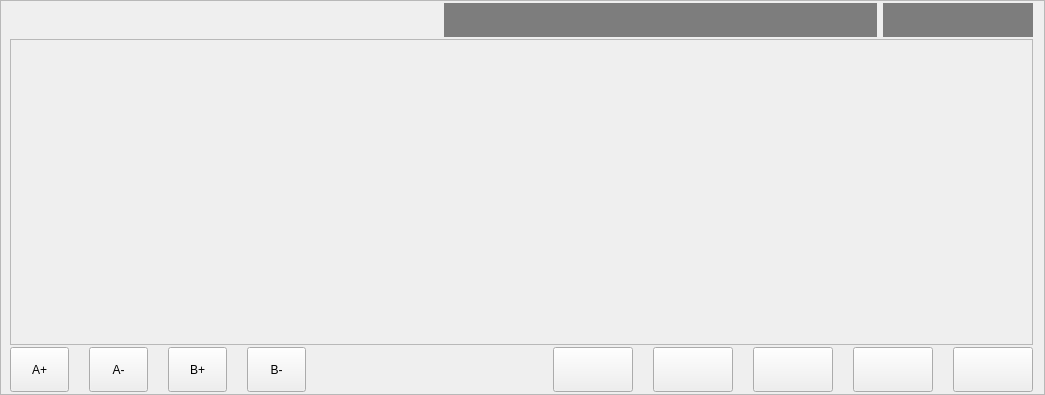
First picture: the form in hcmanualoperation/ichcmanualoperationpageframe.ui, repository dongdong-2009/3-5AxisRobot, before the edit.
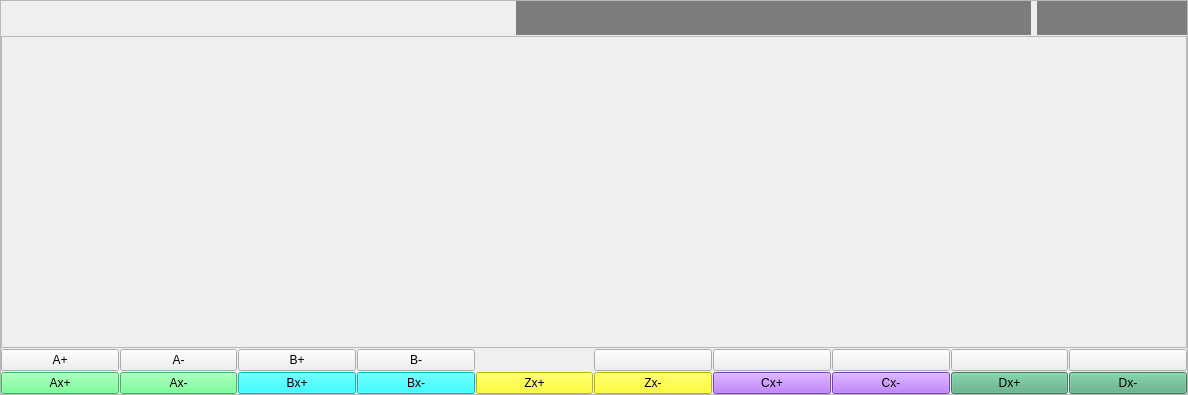
Second picture: the form after the edit.

What changed in the file:
```diff
--- a/hcmanualoperation/ichcmanualoperationpageframe.ui
+++ b/hcmanualoperation/ichcmanualoperationpageframe.ui
@@ -6,7 +6,7 @@
    <rect>
     <x>0</x>
     <y>0</y>
-    <width>1045</width>
+    <width>1188</width>
     <height>395</height>
    </rect>
   </property>
@@ -21,16 +21,19 @@
   </property>
   <layout class="QVBoxLayout" name="verticalLayout">
    <property name="spacing">
-    <number>2</number>
+    <number>1</number>
    </property>
    <property name="leftMargin">
-    <number>9</number>
+    <number>0</number>
    </property>
    <property name="topMargin">
-    <number>2</number>
+    <number>0</number>
+   </property>
+   <property name="rightMargin">
+    <number>0</number>
    </property>
    <property name="bottomMargin">
-    <number>2</number>
+    <number>0</number>
    </property>
    <item>
     <layout class="QHBoxLayout" name="horizontalLayout">
@@ -121,163 +124,94 @@
     </widget>
    </item>
    <item>
-    <layout class="QHBoxLayout" name="horizontalLayout_2">
-     <property name="spacing">
-      <number>20</number>
-     </property>
-     <item>
-      <widget class="QToolButton" name="aAddButton">
+    <layout class="QGridLayout" name="gridLayout">
+     <item row="0" column="1">
+      <widget class="QPushButton" name="aSubButton">
        <property name="sizePolicy">
-        <sizepolicy hsizetype="Fixed" vsizetype="Fixed">
+        <sizepolicy hsizetype="Preferred" vsizetype="Preferred">
          <horstretch>0</horstretch>
          <verstretch>0</verstretch>
         </sizepolicy>
-       </property>
-       <property name="minimumSize">
-        <size>
-         <width>59</width>
-         <height>45</height>
-        </size>
-       </property>
-       <property name="maximumSize">
-        <size>
-         <width>59</width>
-         <height>16777215</height>
-        </size>
-       </property>
-       <property name="text">
-        <string>A+</string>
-       </property>
-      </widget>
-     </item>
-     <item>
-      <widget class="QToolButton" name="aSubButton">
-       <property name="sizePolicy">
-        <sizepolicy hsizetype="Fixed" vsizetype="Fixed">
-         <horstretch>0</horstretch>
-         <verstretch>0</verstretch>
-        </sizepolicy>
-       </property>
-       <property name="minimumSize">
-        <size>
-         <width>59</width>
-         <height>45</height>
-        </size>
-       </property>
-       <property name="maximumSize">
-        <size>
-         <width>59</width>
-         <height>16777215</height>
-        </size>
        </property>
        <property name="text">
         <string>A-</string>
        </property>
       </widget>
      </item>
-     <item>
-      <widget class="QToolButton" name="bAddButton">
+     <item row="0" column="3">
+      <widget class="QPushButton" name="bSubButton">
        <property name="sizePolicy">
-        <sizepolicy hsizetype="Fixed" vsizetype="Fixed">
+        <sizepolicy hsizetype="Preferred" vsizetype="Preferred">
          <horstretch>0</horstretch>
          <verstretch>0</verstretch>
         </sizepolicy>
-       </property>
-       <property name="minimumSize">
-        <size>
-         <width>59</width>
-         <height>45</height>
-        </size>
-       </property>
-       <property name="maximumSize">
-        <size>
-         <width>59</width>
-         <height>16777215</height>
-        </size>
-       </property>
-       <property name="text">
-        <string>B+</string>
-       </property>
-      </widget>
-     </item>
-     <item>
-      <widget class="QToolButton" name="bSubButton">
-       <property name="sizePolicy">
-        <sizepolicy hsizetype="Fixed" vsizetype="Fixed">
-         <horstretch>0</horstretch>
-         <verstretch>0</verstretch>
-        </sizepolicy>
-       </property>
-       <property name="minimumSize">
-        <size>
-         <width>59</width>
-         <height>45</height>
-        </size>
-       </property>
-       <property name="maximumSize">
-        <size>
-         <width>59</width>
-         <height>16777215</height>
-        </size>
        </property>
        <property name="text">
         <string>B-</string>
        </property>
       </widget>
      </item>
-     <item>
-      <spacer name="horizontalSpacer">
-       <property name="orientation">
-        <enum>Qt::Horizontal</enum>
+     <item row="1" column="6">
+      <widget class="QPushButton" name="cxAddButton">
+       <property name="sizePolicy">
+        <sizepolicy hsizetype="Preferred" vsizetype="Preferred">
+         <horstretch>0</horstretch>
+         <verstretch>0</verstretch>
+        </sizepolicy>
        </property>
-       <property name="sizeHint" stdset="0">
-        <size>
-         <width>472</width>
-         <height>20</height>
-        </size>
+       <property name="styleSheet">
+        <string notr="true">background-color: rgb(170, 85, 255);</string>
        </property>
-      </spacer>
-     </item>
-     <item>
-      <widget class="QPushButton" name="fixtureToolButton">
-       <property name="enabled">
-        <bool>true</bool>
+       <property name="text">
+        <string>Cx+</string>
        </property>
+      </widget>
+     </item>
+     <item row="1" column="4">
+      <widget class="QPushButton" name="zxAddButton">
        <property name="sizePolicy">
-        <sizepolicy hsizetype="Fixed" vsizetype="Fixed">
+        <sizepolicy hsizetype="Preferred" vsizetype="Preferred">
          <horstretch>0</horstretch>
          <verstretch>0</verstretch>
         </sizepolicy>
        </property>
-       <property name="minimumSize">
-        <size>
-         <width>80</width>
-         <height>45</height>
-        </size>
+       <property name="styleSheet">
+        <string notr="true">background-color: rgb(255, 255, 0);</string>
        </property>
-       <property name="maximumSize">
-        <size>
-         <width>16777215</width>
-         <height>45</height>
-        </size>
+       <property name="text">
+        <string>Zx+</string>
        </property>
-       <property name="mouseTracking">
-        <bool>false</bool>
+      </widget>
+     </item>
+     <item row="1" column="9">
+      <widget class="QPushButton" name="dxSubButton">
+       <property name="sizePolicy">
+        <sizepolicy hsizetype="Preferred" vsizetype="Preferred">
+         <horstretch>0</horstretch>
+         <verstretch>0</verstretch>
+        </sizepolicy>
        </property>
        <property name="acceptDrops">
         <bool>false</bool>
        </property>
        <property name="styleSheet">
-        <string notr="true">height:48px;</string>
+        <string notr="true">background-color: rgb(85, 170, 127);</string>
        </property>
        <property name="text">
-        <string/>
+        <string>Dx-</string>
        </property>
-       <property name="checkable">
-        <bool>true</bool>
+      </widget>
+     </item>
+     <item row="0" column="2">
+      <widget class="QPushButton" name="bAddButton">
+       <property name="sizePolicy">
+        <sizepolicy hsizetype="Preferred" vsizetype="Preferred">
+         <horstretch>0</horstretch>
+         <verstretch>0</verstretch>
+        </sizepolicy>
        </property>
-       <property name="checked">
-        <bool>false</bool>
+       <property name="text">
+        <string>B+</string>
        </property>
        <property name="autoExclusive">
         <bool>false</bool>
@@ -287,28 +221,26 @@
        </attribute>
       </widget>
      </item>
-     <item>
-      <widget class="QPushButton" name="suckerToolButton">
-       <property name="enabled">
-        <bool>true</bool>
-       </property>
+     <item row="0" column="0">
+      <widget class="QPushButton" name="aAddButton">
        <property name="sizePolicy">
-        <sizepolicy hsizetype="Fixed" vsizetype="Fixed">
+        <sizepolicy hsizetype="Preferred" vsizetype="Preferred">
          <horstretch>0</horstretch>
          <verstretch>0</verstretch>
         </sizepolicy>
        </property>
-       <property name="minimumSize">
-        <size>
-         <width>80</width>
-         <height>45</height>
-        </size>
+       <property name="text">
+        <string>A+</string>
        </property>
-       <property name="maximumSize">
-        <size>
-         <width>16777215</width>
-         <height>45</height>
-        </size>
+      </widget>
+     </item>
+     <item row="1" column="1">
+      <widget class="QPushButton" name="axSubButton">
+       <property name="sizePolicy">
+        <sizepolicy hsizetype="Preferred" vsizetype="Preferred">
+         <horstretch>0</horstretch>
+         <verstretch>0</verstretch>
+        </sizepolicy>
        </property>
        <property name="mouseTracking">
         <bool>false</bool>
@@ -317,137 +249,197 @@
         <bool>false</bool>
        </property>
        <property name="styleSheet">
-        <string notr="true">height:48px</string>
+        <string notr="true">background-color: rgb(85, 255, 127);</string>
        </property>
        <property name="text">
-        <string/>
+        <string>Ax-</string>
        </property>
-       <property name="checkable">
-        <bool>true</bool>
+      </widget>
+     </item>
+     <item row="1" column="3">
+      <widget class="QPushButton" name="bxSubButton">
+       <property name="sizePolicy">
+        <sizepolicy hsizetype="Preferred" vsizetype="Preferred">
+         <horstretch>0</horstretch>
+         <verstretch>0</verstretch>
+        </sizepolicy>
        </property>
-       <property name="checked">
-        <bool>false</bool>
+       <property name="styleSheet">
+        <string notr="true">background-color: rgb(0, 255, 255);</string>
        </property>
-       <property name="autoExclusive">
-        <bool>false</bool>
+       <property name="text">
+        <string>Bx-</string>
        </property>
        <attribute name="buttonGroup">
         <string notr="true">buttonGroup</string>
        </attribute>
       </widget>
      </item>
-     <item>
-      <widget class="QPushButton" name="adjustToolButton">
-       <property name="enabled">
-        <bool>true</bool>
-       </property>
+     <item row="1" column="5">
+      <widget class="QPushButton" name="zxSubButton">
        <property name="sizePolicy">
-        <sizepolicy hsizetype="Fixed" vsizetype="Fixed">
+        <sizepolicy hsizetype="Preferred" vsizetype="Preferred">
          <horstretch>0</horstretch>
          <verstretch>0</verstretch>
         </sizepolicy>
        </property>
-       <property name="minimumSize">
-        <size>
-         <width>80</width>
-         <height>45</height>
-        </size>
+       <property name="styleSheet">
+        <string notr="true">background-color: rgb(255, 255, 0);</string>
        </property>
-       <property name="maximumSize">
-        <size>
-         <width>16777215</width>
-         <height>45</height>
-        </size>
+       <property name="text">
+        <string>Zx-</string>
        </property>
-       <property name="acceptDrops">
-        <bool>false</bool>
+      </widget>
+     </item>
+     <item row="1" column="2">
+      <widget class="QPushButton" name="bxAddButton">
+       <property name="sizePolicy">
+        <sizepolicy hsizetype="Preferred" vsizetype="Preferred">
+         <horstretch>0</horstretch>
+         <verstretch>0</verstretch>
+        </sizepolicy>
        </property>
        <property name="styleSheet">
-        <string notr="true">height:48px</string>
+        <string notr="true">background-color: rgb(0, 255, 255);</string>
        </property>
        <property name="text">
-        <string/>
+        <string>Bx+</string>
        </property>
-       <property name="checkable">
-        <bool>true</bool>
+      </widget>
+     </item>
+     <item row="1" column="0">
+      <widget class="QPushButton" name="axAddButton">
+       <property name="sizePolicy">
+        <sizepolicy hsizetype="Preferred" vsizetype="Preferred">
+         <horstretch>0</horstretch>
+         <verstretch>0</verstretch>
+        </sizepolicy>
        </property>
-       <property name="checked">
-        <bool>false</bool>
+       <property name="styleSheet">
+        <string notr="true">background-color: rgb(85, 255, 127);</string>
        </property>
-       <property name="autoExclusive">
-        <bool>false</bool>
+       <property name="text">
+        <string>Ax+</string>
        </property>
        <attribute name="buttonGroup">
         <string notr="true">buttonGroup</string>
        </attribute>
       </widget>
      </item>
-     <item>
-      <widget class="QPushButton" name="reserveToolButton">
-       <property name="enabled">
-        <bool>true</bool>
-       </property>
+     <item row="1" column="8">
+      <widget class="QPushButton" name="dxAddButton">
        <property name="sizePolicy">
-        <sizepolicy hsizetype="Fixed" vsizetype="Fixed">
+        <sizepolicy hsizetype="Preferred" vsizetype="Preferred">
          <horstretch>0</horstretch>
          <verstretch>0</verstretch>
         </sizepolicy>
        </property>
-       <property name="minimumSize">
-        <size>
-         <width>80</width>
-         <height>45</height>
-        </size>
-       </property>
-       <property name="maximumSize">
-        <size>
-         <width>16777215</width>
-         <height>45</height>
-        </size>
-       </property>
        <property name="styleSheet">
-        <string notr="true">height:48px</string>
+        <string notr="true">background-color: rgb(85, 170, 127);</string>
        </property>
        <property name="text">
-        <string/>
+        <string>Dx+</string>
        </property>
-       <property name="checkable">
-        <bool>true</bool>
+      </widget>
+     </item>
+     <item row="1" column="7">
+      <widget class="QPushButton" name="cxSubButton">
+       <property name="sizePolicy">
+        <sizepolicy hsizetype="Preferred" vsizetype="Preferred">
+         <horstretch>0</horstretch>
+         <verstretch>0</verstretch>
+        </sizepolicy>
        </property>
-       <property name="checked">
-        <bool>false</bool>
+       <property name="styleSheet">
+        <string notr="true">background-color: rgb(170, 85, 255);</string>
        </property>
-       <attribute name="buttonGroup">
-        <string notr="true">buttonGroup</string>
-       </attribute>
+       <property name="text">
+        <string>Cx-</string>
+       </property>
       </widget>
      </item>
-     <item>
+     <item row="0" column="9">
       <widget class="QPushButton" name="otherToolButton">
        <property name="enabled">
         <bool>true</bool>
        </property>
        <property name="sizePolicy">
-        <sizepolicy hsizetype="Fixed" vsizetype="Fixed">
+        <sizepolicy hsizetype="Preferred" vsizetype="Preferred">
          <horstretch>0</horstretch>
          <verstretch>0</verstretch>
         </sizepolicy>
        </property>
        <property name="minimumSize">
         <size>
-         <width>80</width>
-         <height>45</height>
+         <width>64</width>
+         <height>0</height>
         </size>
        </property>
-       <property name="maximumSize">
+       <property name="text">
+        <string/>
+       </property>
+       <property name="checkable">
+        <bool>true</bool>
+       </property>
+       <property name="checked">
+        <bool>false</bool>
+       </property>
+       <attribute name="buttonGroup">
+        <string notr="true">buttonGroup</string>
+       </attribute>
+      </widget>
+     </item>
+     <item row="0" column="8">
+      <widget class="QPushButton" name="reserveToolButton">
+       <property name="enabled">
+        <bool>true</bool>
+       </property>
+       <property name="sizePolicy">
+        <sizepolicy hsizetype="Preferred" vsizetype="Preferred">
+         <horstretch>0</horstretch>
+         <verstretch>0</verstretch>
+        </sizepolicy>
+       </property>
+       <property name="minimumSize">
         <size>
-         <width>16777215</width>
-         <height>45</height>
+         <width>64</width>
+         <height>0</height>
         </size>
        </property>
-       <property name="styleSheet">
-        <string notr="true">height:48px</string>
+       <property name="text">
+        <string/>
        </property>
+       <property name="checkable">
+        <bool>true</bool>
+       </property>
+       <property name="checked">
+        <bool>false</bool>
+       </property>
+       <attribute name="buttonGroup">
+        <string notr="true">buttonGroup</string>
+       </attribute>
+      </widget>
+     </item>
+     <item row="0" column="7">
+      <widget class="QPushButton" name="adjustToolButton">
+       <property name="enabled">
+        <bool>true</bool>
+       </property>
+       <property name="sizePolicy">
+        <sizepolicy hsizetype="Preferred" vsizetype="Preferred">
+         <horstretch>0</horstretch>
+         <verstretch>0</verstretch>
+        </sizepolicy>
+       </property>
+       <property name="minimumSize">
+        <size>
+         <width>64</width>
+         <height>0</height>
+        </size>
+       </property>
+       <property name="acceptDrops">
+        <bool>false</bool>
+       </property>
        <property name="text">
         <string/>
        </property>
@@ -455,6 +447,89 @@
         <bool>true</bool>
        </property>
        <property name="checked">
+        <bool>false</bool>
+       </property>
+       <property name="autoExclusive">
+        <bool>false</bool>
+       </property>
+       <attribute name="buttonGroup">
+        <string notr="true">buttonGroup</string>
+       </attribute>
+      </widget>
+     </item>
+     <item row="0" column="6">
+      <widget class="QPushButton" name="suckerToolButton">
+       <property name="enabled">
+        <bool>true</bool>
+       </property>
+       <property name="sizePolicy">
+        <sizepolicy hsizetype="Preferred" vsizetype="Preferred">
+         <horstretch>0</horstretch>
+         <verstretch>0</verstretch>
+        </sizepolicy>
+       </property>
+       <property name="minimumSize">
+        <size>
+         <width>64</width>
+         <height>0</height>
+        </size>
+       </property>
+       <property name="mouseTracking">
+        <bool>false</bool>
+       </property>
+       <property name="acceptDrops">
+        <bool>false</bool>
+       </property>
+       <property name="text">
+        <string/>
+       </property>
+       <property name="checkable">
+        <bool>true</bool>
+       </property>
+       <property name="checked">
+        <bool>false</bool>
+       </property>
+       <property name="autoExclusive">
+        <bool>false</bool>
+       </property>
+       <attribute name="buttonGroup">
+        <string notr="true">buttonGroup</string>
+       </attribute>
+      </widget>
+     </item>
+     <item row="0" column="5">
+      <widget class="QPushButton" name="fixtureToolButton">
+       <property name="enabled">
+        <bool>true</bool>
+       </property>
+       <property name="sizePolicy">
+        <sizepolicy hsizetype="Preferred" vsizetype="Preferred">
+         <horstretch>0</horstretch>
+         <verstretch>0</verstretch>
+        </sizepolicy>
+       </property>
+       <property name="minimumSize">
+        <size>
+         <width>64</width>
+         <height>0</height>
+        </size>
+       </property>
+       <property name="mouseTracking">
+        <bool>false</bool>
+       </property>
+       <property name="acceptDrops">
+        <bool>false</bool>
+       </property>
+       <property name="text">
+        <string/>
+       </property>
+       <property name="checkable">
+        <bool>true</bool>
+       </property>
+       <property name="checked">
+        <bool>false</bool>
+       </property>
+       <property name="autoExclusive">
         <bool>false</bool>
        </property>
        <attribute name="buttonGroup">
```
Left out of the diff: 21 changed lines with no effect on the pictures.
